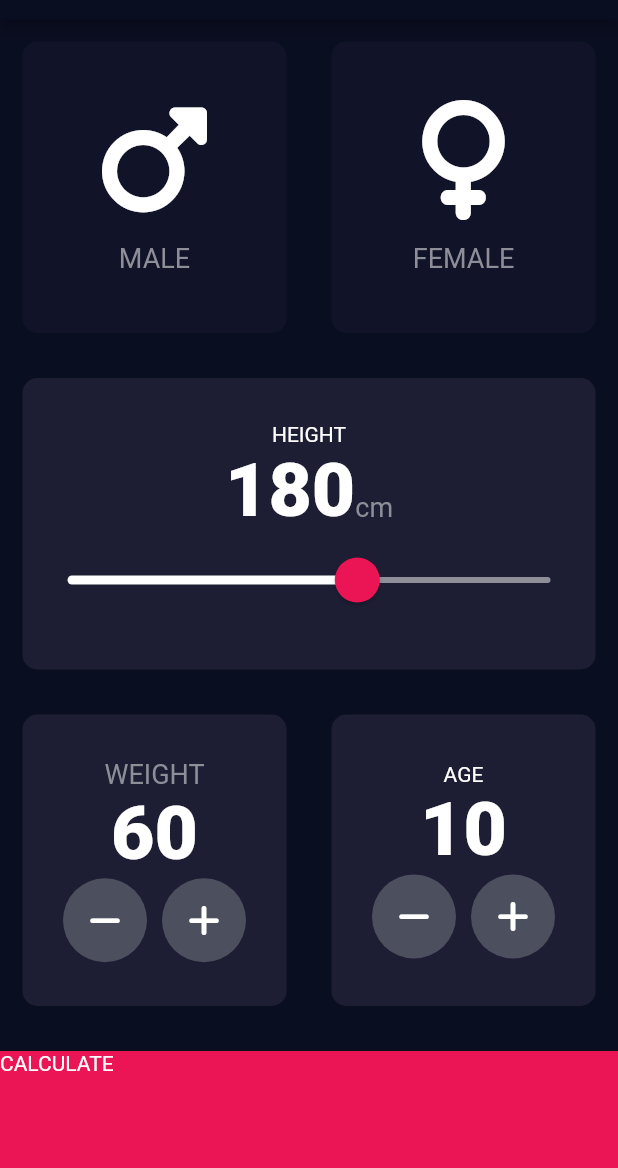
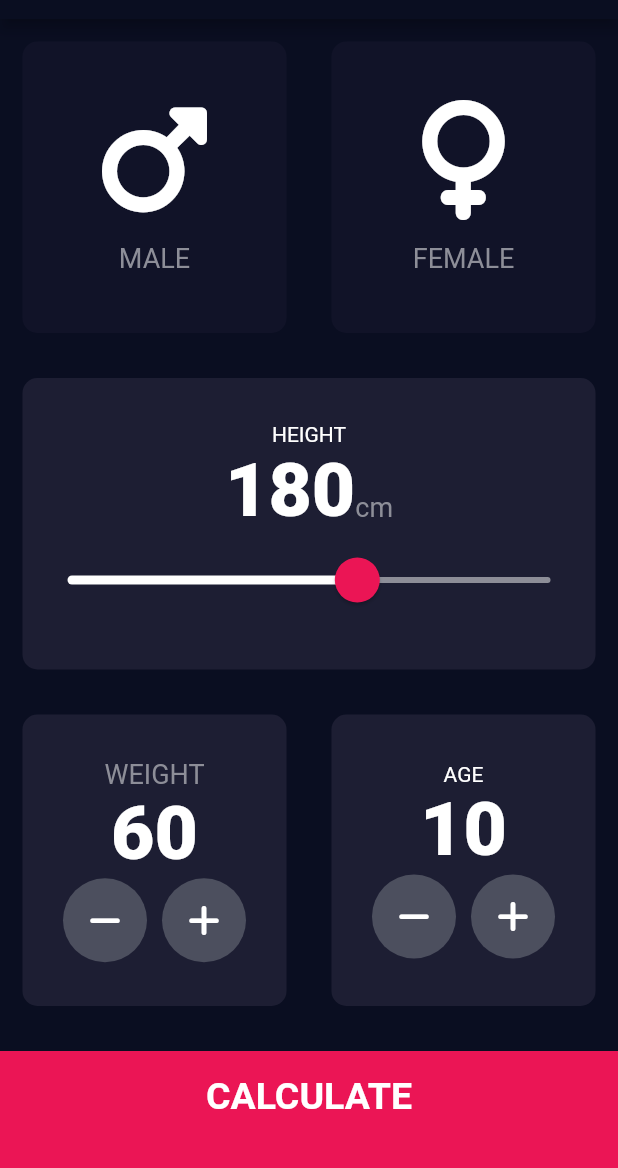
Before and after one commit to karanrana097/bmi_calculator, a Flutter app: the screen it shows after launch, on a phone screen of 412 x 824 dp, the part 65-1233 px from its top. Run offline on Flutter 3.47's test engine with Material 2 defaults, Android fonts, the phone set to English and light mode, and no system bars; our stand-ins replace font_awesome_flutter.

```diff
--- /dev/null
+++ b/lib/components/bottom_button.dart
@@ -0,0 +1,30 @@
+import 'package:flutter/material.dart';
+import '../constants.dart';
+
+
+class BottomButton extends StatelessWidget {
+  BottomButton({required this.ButtonTitle, required this.onTap});
+
+  final void Function() onTap;
+  final String ButtonTitle;
+
+  @override
+  Widget build(BuildContext context) {
+    return GestureDetector(
+      onTap: onTap,
+      child: Container(
+        child: Center(
+          child: Text(
+            ButtonTitle,
+            style: kLargeButtonTextStyle,
+          ),
+        ),
+        color: kBottomContainerColor,
+        margin: EdgeInsets.only(top: 15),
+        padding: EdgeInsets.only(bottom: 20),
+        width: double.infinity,
+        height: kBottomContainerHeight,
+      ),
+    );
+  }
+}
--- a/lib/icon_content.dart
+++ b/lib/components/icon_content.dart
@@ -1,6 +1,6 @@
 import 'package:flutter/material.dart';
 
-import 'constants.dart';
+import '../constants.dart';
 
 class IconContent extends StatelessWidget {
   final IconData icon;
--- /dev/null
+++ b/lib/components/round_icon_button.dart
@@ -0,0 +1,25 @@
+import 'package:flutter/material.dart';
+
+
+class RoundIconButton extends StatelessWidget {
+
+  RoundIconButton({required this.icon,required this.onPressed});
+
+  final IconData icon;
+  final void Function() onPressed;
+
+  @override
+  Widget build(BuildContext context) {
+    return RawMaterialButton(
+      child: Icon(icon),
+      onPressed: onPressed,
+      elevation: 0,
+      constraints: BoxConstraints.tightFor(
+        width: 56,
+        height: 56,
+      ),
+      shape: CircleBorder(),
+      fillColor: Color(0XFF4C4F5E),
+    );
+  }
+}
--- a/lib/main.dart
+++ b/lib/main.dart
@@ -1,5 +1,5 @@
 import 'package:flutter/material.dart';
-import 'input_page.dart';
+import 'screens/input_page.dart';
 
 
 void main() => runApp(BMICalculator());
--- a/lib/input_page.dart
+++ b/lib/screens/input_page.dart
@@ -1,10 +1,12 @@
 import 'package:flutter/material.dart';
 import 'package:font_awesome_flutter/font_awesome_flutter.dart';
-import 'icon_content.dart';
-import 'reusable_card.dart';
-import 'constants.dart';
+import '../components/icon_content.dart';
+import '../components/reusable_card.dart';
+import '../constants.dart';
 import 'results_page.dart';
-
+import '../components/bottom_button.dart';
+import 'package:bmi_calculator/components/round_icon_button.dart';
+import 'package:bmi_calculator/calculator_brain.dart';
 enum Gender{
   male,
   female,
@@ -178,45 +180,23 @@ class _InputPageState extends State<InputPage> {
               ),),
             ],
           ),),
-          GestureDetector(
-            onTap: (){
-              Navigator.push(context, MaterialPageRoute(builder: (context) => ResultsPage()));
-
-            },
-            child: Container(
-              child: Text('CALCULATE'),
-              color: kBottomContainerColor,
-              margin: EdgeInsets.only(top: 15),
-              width: double.infinity,
-              height: kBottomContainerHeight,
-            ),
+          BottomButton(
+              ButtonTitle:'CALCULATE',
+              onTap:(){
+                CalculatorBrain calc= CalculatorBrain(height: height, weight: weight);
+            Navigator.push(context,
+                MaterialPageRoute(
+                    builder: (context)=>ResultsPage(
+                      bmiResult: calc.calculateBMI(),
+                      reslutText: calc.getResult(),
+                      interpretation: calc.getInterpretation(),
+                    ),
+                ),
+            );
+          },
           ),
         ],
       )
     );
   }
 }
-
-
-class RoundIconButton extends StatelessWidget {
-
-  RoundIconButton({required this.icon,required this.onPressed});
-
-  final IconData icon;
-  final void Function() onPressed;
-
-  @override
-  Widget build(BuildContext context) {
-    return RawMaterialButton(
-        child: Icon(icon),
-        onPressed: onPressed,
-        elevation: 0,
-        constraints: BoxConstraints.tightFor(
-          width: 56,
-          height: 56,
-        ),
-        shape: CircleBorder(),
-        fillColor: Color(0XFF4C4F5E),
-    );
-  }
-}
```
Also changed, not shown: lib/calculator_brain.dart (added, +33 -0 lines), lib/constants.dart (+25 -0 lines), lib/results_page.dart (deleted, +0 -14 lines), lib/screens/results_page.dart (added, +69 -0 lines), lib/components/reusable_card.dart (renamed from lib/reusable_card.dart), 43 other files.
